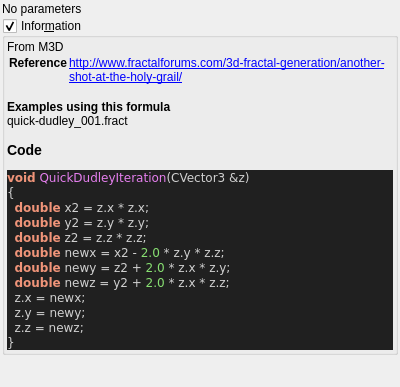
Old version of the form mandelbulber2/formula/ui/fractal_quick_dudley.ui in the repository buddhi1980/mandelbulber2.
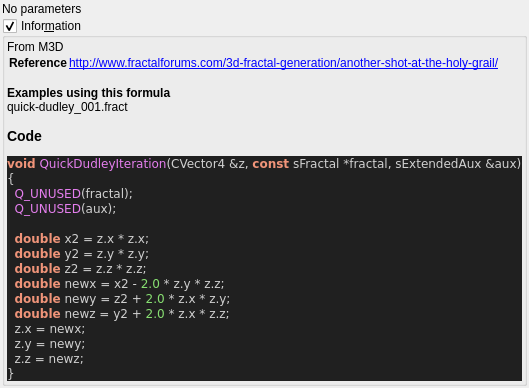
New version of the form. Custom widgets are drawn as their Qt base class.

Diff of the .ui file:
```diff
--- a/mandelbulber2/formula/ui/fractal_quick_dudley.ui
+++ b/mandelbulber2/formula/ui/fractal_quick_dudley.ui
@@ -72,8 +72,11 @@
 &lt;/table&gt;
 &lt;br&gt;&lt;b&gt;Examples using this formula&lt;/b&gt;&lt;br&gt;quick-dudley_001.fract&lt;h3&gt;Code&lt;/h3&gt;
 &lt;body style=&quot;background-color:#202020&quot;&gt;
-&lt;pre style=&quot;color:#d0d0d0; background-color:#202020;  font-family:'Courier New',monospace;&quot;&gt;&lt;span style=&quot;color:#f09479; font-weight:bold&quot;&gt;void&lt;/span&gt; &lt;span style=&quot;color:#e47eed&quot;&gt;QuickDudleyIteration&lt;/span&gt;&lt;span style=&quot;color:#d0d0d0&quot;&gt;(&lt;/span&gt;CVector3 &lt;span style=&quot;color:#d0d0d0&quot;&gt;&amp;amp;&lt;/span&gt;z&lt;span style=&quot;color:#d0d0d0&quot;&gt;)&lt;/span&gt;
+&lt;pre style=&quot;color:#d0d0d0; background-color:#202020;  font-family:'Courier New',monospace;&quot;&gt;&lt;span style=&quot;color:#f09479; font-weight:bold&quot;&gt;void&lt;/span&gt; &lt;span style=&quot;color:#e47eed&quot;&gt;QuickDudleyIteration&lt;/span&gt;&lt;span style=&quot;color:#d0d0d0&quot;&gt;(&lt;/span&gt;CVector4 &lt;span style=&quot;color:#d0d0d0&quot;&gt;&amp;amp;&lt;/span&gt;z&lt;span style=&quot;color:#d0d0d0&quot;&gt;,&lt;/span&gt; &lt;span style=&quot;color:#f09479; font-weight:bold&quot;&gt;const&lt;/span&gt; sFractal &lt;span style=&quot;color:#d0d0d0&quot;&gt;*&lt;/span&gt;fractal&lt;span style=&quot;color:#d0d0d0&quot;&gt;,&lt;/span&gt; sExtendedAux &lt;span style=&quot;color:#d0d0d0&quot;&gt;&amp;amp;&lt;/span&gt;aux&lt;span style=&quot;color:#d0d0d0&quot;&gt;)&lt;/span&gt;
 &lt;span style=&quot;color:#d0d0d0&quot;&gt;{&lt;/span&gt;
+  &lt;span style=&quot;color:#e47eed&quot;&gt;Q_UNUSED&lt;/span&gt;&lt;span style=&quot;color:#d0d0d0&quot;&gt;(&lt;/span&gt;fractal&lt;span style=&quot;color:#d0d0d0&quot;&gt;);&lt;/span&gt;
+  &lt;span style=&quot;color:#e47eed&quot;&gt;Q_UNUSED&lt;/span&gt;&lt;span style=&quot;color:#d0d0d0&quot;&gt;(&lt;/span&gt;aux&lt;span style=&quot;color:#d0d0d0&quot;&gt;);&lt;/span&gt;
+
   &lt;span style=&quot;color:#f09479; font-weight:bold&quot;&gt;double&lt;/span&gt; x2 &lt;span style=&quot;color:#d0d0d0&quot;&gt;=&lt;/span&gt; z&lt;span style=&quot;color:#d0d0d0&quot;&gt;.&lt;/span&gt;x &lt;span style=&quot;color:#d0d0d0&quot;&gt;*&lt;/span&gt; z&lt;span style=&quot;color:#d0d0d0&quot;&gt;.&lt;/span&gt;x&lt;span style=&quot;color:#d0d0d0&quot;&gt;;&lt;/span&gt;
   &lt;span style=&quot;color:#f09479; font-weight:bold&quot;&gt;double&lt;/span&gt; y2 &lt;span style=&quot;color:#d0d0d0&quot;&gt;=&lt;/span&gt; z&lt;span style=&quot;color:#d0d0d0&quot;&gt;.&lt;/span&gt;y &lt;span style=&quot;color:#d0d0d0&quot;&gt;*&lt;/span&gt; z&lt;span style=&quot;color:#d0d0d0&quot;&gt;.&lt;/span&gt;y&lt;span style=&quot;color:#d0d0d0&quot;&gt;;&lt;/span&gt;
   &lt;span style=&quot;color:#f09479; font-weight:bold&quot;&gt;double&lt;/span&gt; z2 &lt;span style=&quot;color:#d0d0d0&quot;&gt;=&lt;/span&gt; z&lt;span style=&quot;color:#d0d0d0&quot;&gt;.&lt;/span&gt;z &lt;span style=&quot;color:#d0d0d0&quot;&gt;*&lt;/span&gt; z&lt;span style=&quot;color:#d0d0d0&quot;&gt;.&lt;/span&gt;z&lt;span style=&quot;color:#d0d0d0&quot;&gt;;&lt;/span&gt;
```
